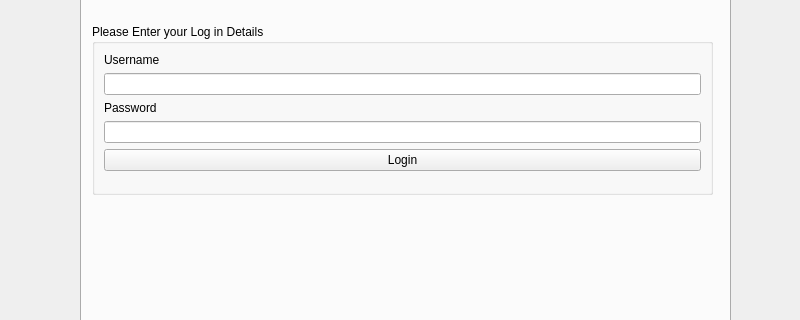
Above: qtProjectSwagger/mainwindow.ui from janelle-lr/CS106LibraryInformationSystem before the change; both pictures show x 0 to 800 and y 152 to 472 of the 800 by 600 pixel window. Below: the same form after it.
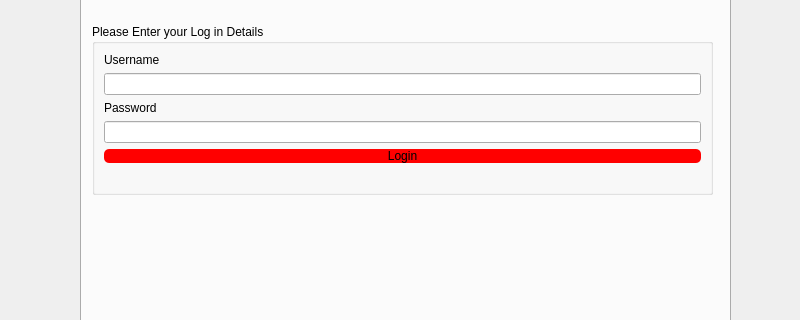
That is the form after the change.

```diff
--- a/qtProjectSwagger/mainwindow.ui
+++ b/qtProjectSwagger/mainwindow.ui
@@ -78,6 +78,12 @@
        </item>
        <item>
         <widget class="QPushButton" name="pushButton">
+         <property name="styleSheet">
+          <string notr="true">QPushButton{
+	border-radius: 5px;
+	background-color: red;
+}</string>
+         </property>
          <property name="text">
           <string>Login</string>
          </property>
```
Left out of the diff: 2 changed lines with no effect on the pictures.
